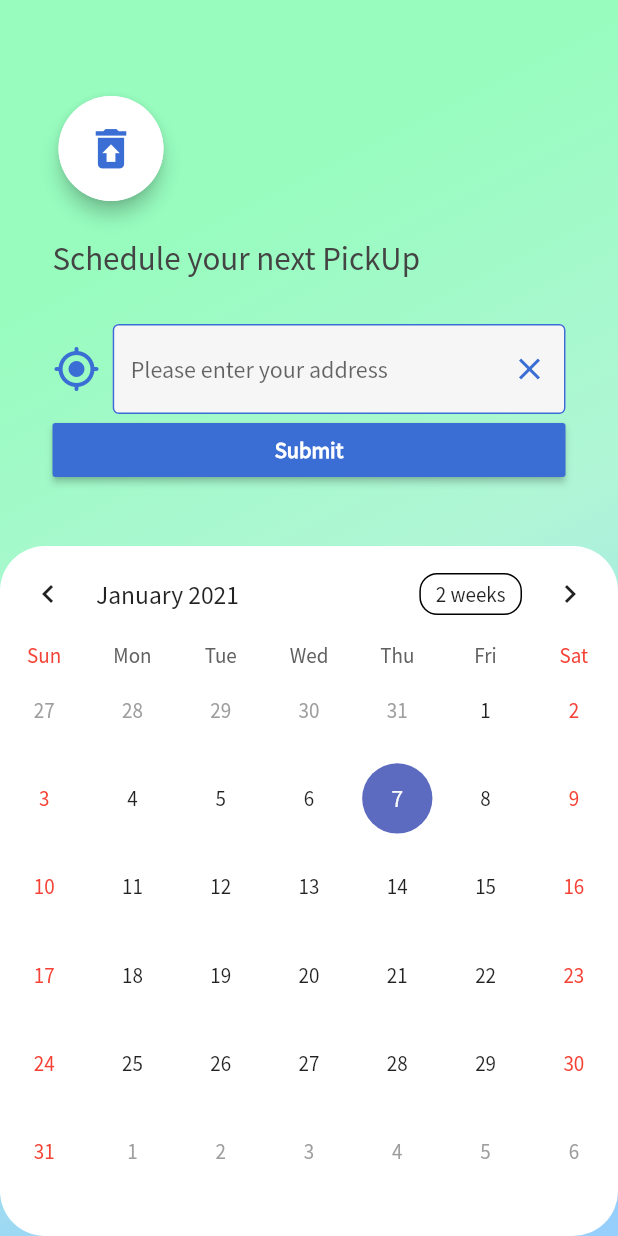
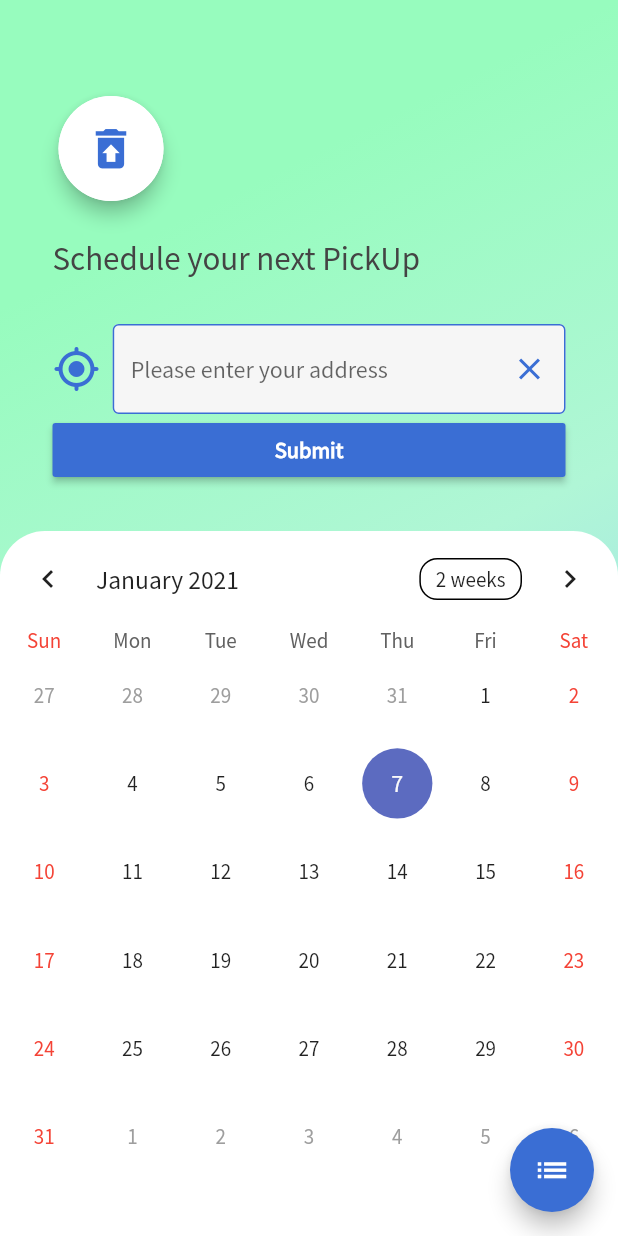
Before and after one commit to EricSchrappe/garbagecan, a Flutter app: the CalendarScreen screen opened by its route, on a phone screen of 412 x 824 dp. Run offline on Flutter 3.47's test engine with Material 2 defaults, Android fonts, the phone set to English and light mode, and no system bars; drawn by our look-alikes of table_calendar; our stand-ins replace geolocator; missing offline and left inert: geocoder.

```diff
--- a/lib/screens/calendar_screen.dart
+++ b/lib/screens/calendar_screen.dart
@@ -1,6 +1,7 @@
 import 'package:flutter/material.dart';
 import 'package:garbagecan/services/location_data.dart';
 import 'package:table_calendar/table_calendar.dart';
+import 'select_pickup_screen.dart';
 
 class CalendarScreen extends StatefulWidget {
   @override
@@ -11,14 +12,14 @@ class _CalendarScreenState extends State<CalendarScreen> {
   CalendarController _calendarController;
   TextEditingController _textController = TextEditingController();
 
-  String dynHintText = 'Please enter your address';
-  String initValue;
+  String addressText = 'Please enter your address';
   LocationData location = LocationData();
 
   @override
   void initState() {
     super.initState();
     _calendarController = CalendarController();
+    location.getLocation();
   }
 
   @override
@@ -43,11 +44,32 @@ class _CalendarScreenState extends State<CalendarScreen> {
         ),
       ),
       child: Scaffold(
+        floatingActionButton: FloatingActionButton(
+          child: Icon(
+            Icons.list,
+            color: Colors.white,
+            size: 25.0,
+          ),
+          backgroundColor: Color(0xFF3A6ED4),
+          onPressed: () {
+            showModalBottomSheet(
+              context: context,
+              isScrollControlled: true,
+              builder: (context) => SingleChildScrollView(
+                child: Container(
+                  padding: EdgeInsets.only(
+                      bottom: MediaQuery.of(context).viewInsets.bottom),
+                  child: SelectPickUpScreen(),
+                ),
+              ),
+            );
+          },
+        ),
         body: Column(
           children: [
             Padding(
               padding: EdgeInsets.only(
-                  top: 60.0, right: 35.0, left: 35.0, bottom: 40.0),
+                  top: 60.0, right: 35.0, left: 35.0, bottom: 30.0),
               child: Column(
                 crossAxisAlignment: CrossAxisAlignment.start,
                 children: [
@@ -94,7 +116,7 @@ class _CalendarScreenState extends State<CalendarScreen> {
                                 .getAddressForCoordinates()
                                 .then((String address) {
                               setState(() {
-                                initValue = address;
+                                addressText = address;
                               });
                             });
                           },
@@ -105,8 +127,10 @@ class _CalendarScreenState extends State<CalendarScreen> {
                       ),
                       Expanded(
                         flex: 15,
-                        child: TextFormField(
-                          initialValue: initValue,
+                        child: TextField(
+                          readOnly: addressText != 'Please enter your address'
+                              ? true
+                              : false,
                           decoration: InputDecoration(
                             filled: true,
                             fillColor: Color(0xFFF6F6F6),
@@ -120,7 +144,7 @@ class _CalendarScreenState extends State<CalendarScreen> {
                                 color: Color(0xFF3A6ED4),
                               ),
                             ),
-                            hintText: dynHintText,
+                            hintText: addressText,
                             suffixIcon: IconButton(
                               icon: Icon(
                                 Icons.clear,
@@ -153,8 +177,9 @@ class _CalendarScreenState extends State<CalendarScreen> {
               child: Container(
                 decoration: BoxDecoration(
                   color: Colors.white,
-                  borderRadius: BorderRadius.all(
-                    Radius.circular(30.0),
+                  borderRadius: BorderRadius.only(
+                    topLeft: Radius.circular(30.0),
+                    topRight: Radius.circular(30.0),
                   ),
                 ),
                 child: TableCalendar(
--- a/lib/services/location_data.dart
+++ b/lib/services/location_data.dart
@@ -14,10 +14,10 @@ class LocationData {
   }
 
   Future<String> getAddressForCoordinates() async {
-    this.getLocation();
     final coordinates = Coordinates(_latitude, _longitude);
     var addresses =
         await Geocoder.local.findAddressesFromCoordinates(coordinates);
+    print(addresses[0].addressLine);
     return addresses[0].addressLine;
   }
 }
--- a/pubspec.yaml
+++ b/pubspec.yaml
@@ -19,6 +19,7 @@ dependencies:
   geolocator: ^6.1.13
   geocoder: ^0.2.1
   table_calendar: ^2.3.3
+  provider: ^4.3.2+3
 
 
 
```
Also changed, not shown: lib/components/date_tile.dart (added, +23 -0 lines), lib/components/date_tile_view.dart (added, +31 -0 lines), lib/main.dart (+8 -1 lines), lib/model/date_slots.dart (added, +10 -0 lines), lib/model/date_slots_data.dart (added, +23 -0 lines), lib/screens/select_pickup_screen.dart (added, +65 -0 lines), pubspec.lock.
